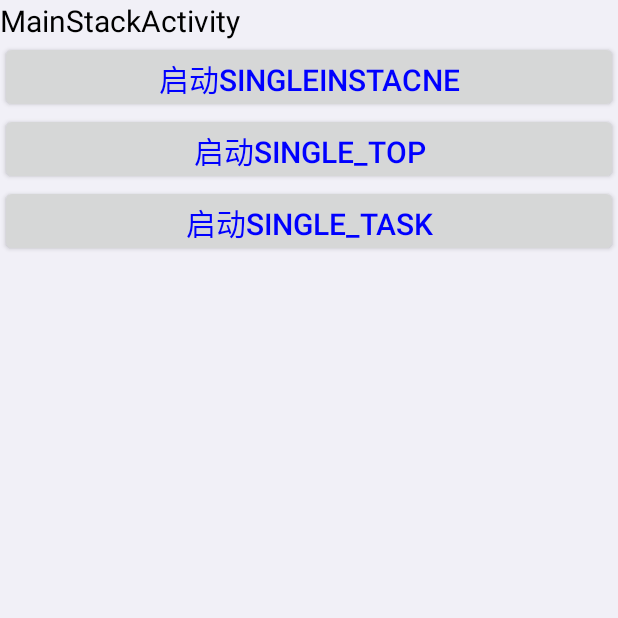
After one commit to zhiyukai/InterviewDemo, an Android app: the MainStackActivity screen opened directly, with no data from a screen before it, on a phone screen of 412 x 824 dp, the top half of it. The commit adds this screen. Run offline under Robolectric (Android 15) with nearby library versions, the phone set to English and light mode, and no system bars; our stand-ins replace ButterKnife, EventBus.

Commit message:
1. 测试Android四种启动模式；2.测试ConstraintLayout布局的使用

```diff
--- a/app/src/main/java/prictise/com/application1/MainActivity.java
+++ b/app/src/main/java/prictise/com/application1/MainActivity.java
@@ -45,6 +45,7 @@ import prictise.com.application1.pictureMemory.PictureCompressActivity;
 import prictise.com.application1.pictureMemory.PictureMemoryActivity;
 import prictise.com.application1.qiniu.activity.QiniuActivity;
 import prictise.com.application1.rippeview.RippleActivity;
+import prictise.com.application1.testStackActivity.MainStackActivity;
 import prictise.com.application1.wheel.WheelActivity;
 
 public class MainActivity extends Activity {
@@ -319,4 +320,9 @@ public class MainActivity extends Activity {
   public void lanchEventBus() {
     startActivity(new Intent(this, EventBusActivity.class));
   }
+
+  @OnClick(R.id.bt_lanch_test_stack)
+  public void lanchTestStackActivity() {
+    startActivity(new Intent(this, MainStackActivity.class));
+  }
 }
--- /dev/null
+++ b/app/src/main/java/prictise/com/application1/testStackActivity/MainStackActivity.java
@@ -0,0 +1,34 @@
+package prictise.com.application1.testStackActivity;
+
+import android.content.Intent;
+import android.os.Bundle;
+import android.support.annotation.Nullable;
+import butterknife.ButterKnife;
+import butterknife.OnClick;
+import prictise.com.application1.BaseActivity;
+import prictise.com.application1.R;
+
+public class MainStackActivity extends BaseActivity {
+
+  @Override
+  protected void onCreate(@Nullable Bundle savedInstanceState) {
+    super.onCreate(savedInstanceState);
+    setContentView(R.layout.activity_test_stack_main);
+    ButterKnife.bind(this);
+  }
+
+  @OnClick(R.id.bt_lanch_singleInstacne)
+  public void lanchTestStackSingleInstanceActivity() {
+    startActivity(new Intent(this, SingleInstanceStackActivity.class));
+  }
+
+  @OnClick(R.id.bt_lanch_single_top)
+  public void lanchTestSingleTopActivity() {
+    startActivity(new Intent(this, SingleTopStackActivity.class));
+  }
+
+  @OnClick(R.id.bt_lanch_single_task)
+  public void lanchTestSingleTaskStackActivity() {
+    startActivity(new Intent(this, SingleTaskStackActivity.class));
+  }
+}
--- a/app/src/main/res/layout/activity_main.xml
+++ b/app/src/main/res/layout/activity_main.xml
@@ -185,5 +185,9 @@
       style="@style/ButtonStyle"
       android:text="测试EventBus"/>
 
+    <Button
+      android:id="@+id/bt_lanch_test_stack"
+      style="@style/ButtonStyle"
+      android:text="测试Activity堆栈的情况"/>
   </LinearLayout>
 </ScrollView>
--- /dev/null
+++ b/app/src/main/res/layout/activity_test_stack_main.xml
@@ -0,0 +1,25 @@
+<?xml version="1.0" encoding="utf-8"?>
+<LinearLayout xmlns:android="http://schemas.android.com/apk/res/android"
+  android:layout_width="match_parent"
+  android:layout_height="match_parent"
+  android:orientation="vertical">
+
+  <TextView
+    style="@style/TestStackTextViewStyle"
+    android:text="MainStackActivity"/>
+
+  <Button
+    android:id="@+id/bt_lanch_singleInstacne"
+    style="@style/ButtonStyle"
+    android:text="启动singleInstacne"/>
+
+  <Button
+    android:id="@+id/bt_lanch_single_top"
+    style="@style/ButtonStyle"
+    android:text="启动single_top"/>
+
+  <Button
+    android:id="@+id/bt_lanch_single_task"
+    style="@style/ButtonStyle"
+    android:text="启动single_task"/>
+</LinearLayout>
--- a/app/src/main/res/values/strings.xml
+++ b/app/src/main/res/values/strings.xml
@@ -38,4 +38,5 @@
     <string name="loading">正在加载...</string>
     <string name="load_succeed">加载成功</string>
     <string name="load_fail">加载失败</string>
+  <string name="banner">Banner</string>
 </resources>
--- a/app/src/main/res/values/styles.xml
+++ b/app/src/main/res/values/styles.xml
@@ -92,4 +92,11 @@
     <item name="android:padding">5dp</item>
   </style>
   // -------refreshListview-----
+
+  <style name="TestStackTextViewStyle">
+    <item name="android:layout_width">match_parent</item>
+    <item name="android:layout_height">wrap_content</item>
+    <item name="android:textColor">@color/black</item>
+    <item name="android:textSize">@dimen/font_20sp</item>
+  </style>
 </resources>
```
Also changed, not shown: app/build.gradle (+11 -10 lines), app/src/main/AndroidManifest.xml (+15 -1 lines), app/src/main/java/prictise/com/application1/TestCase.java (+9 -0 lines), app/src/main/java/prictise/com/application1/testConstraintLayout/ConstraintLayoutActivity.java (added, +7 -0 lines), app/src/main/java/prictise/com/application1/testJava/Test.java (added, +31 -0 lines), app/src/main/java/prictise/com/application1/testStackActivity/SingleInstanceStackActivity.java (added, +30 -0 lines), app/src/main/java/prictise/com/application1/testStackActivity/SingleInstanceStackActivity2.java (added, +17 -0 lines), app/src/main/java/prictise/com/application1/testStackActivity/SingleTaskStackActivity.java (added, +25 -0 lines), app/src/main/java/prictise/com/application1/testStackActivity/SingleTopStackActivity.java (added, +34 -0 lines), app/src/main/res/layout/activity_test_constraintlayout.xml (added, +20 -0 lines), app/src/main/res/layout/activity_test_stack_single_instance.xml (added, +20 -0 lines), app/src/main/res/layout/activity_test_stack_single_instance2.xml (added, +15 -0 lines), app/src/main/res/layout/activity_test_stack_single_task.xml (added, +16 -0 lines), app/src/main/res/layout/activity_test_stack_single_top.xml (added, +25 -0 lines), 1 more files. Lines whose indentation alone changed are shown as unchanged.
